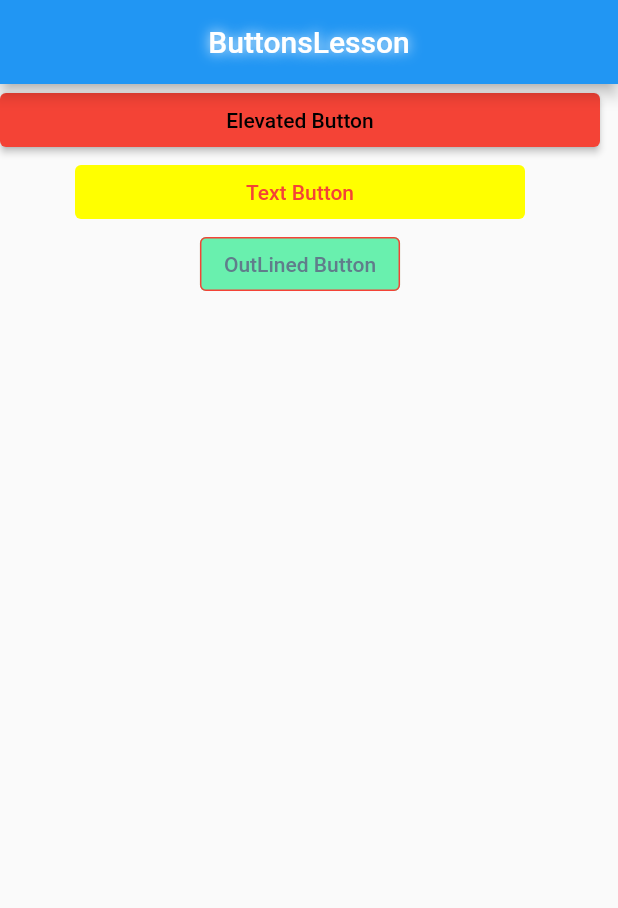
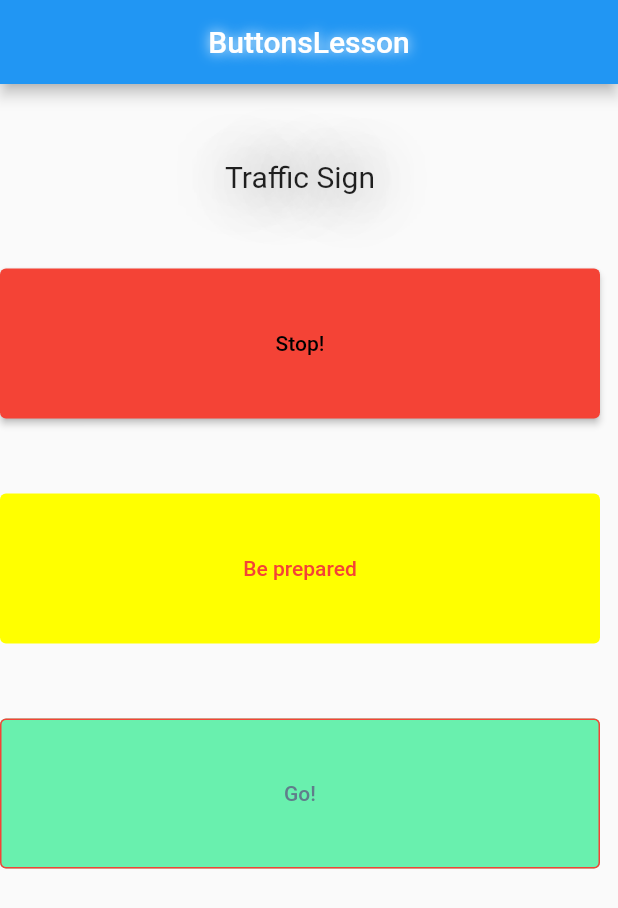
Before and after one commit to abdelazizSalah/LearningDartAndFlutter, a Flutter app: the MainPage screen opened directly, on a phone screen of 412 x 824 dp. Shown: the top 908 px of the screen. Run offline on Flutter 3.47's test engine with Material 2 defaults, Android fonts, the light colour scheme and no system bars.

Commit message:
turning it into traffic sign program

```diff
--- a/first_project/lib/OldButtonsVsNewButtons.dart
+++ b/first_project/lib/OldButtonsVsNewButtons.dart
@@ -25,12 +25,24 @@ class MainPage extends StatelessWidget {
       ),
       body: Column(children: [
         Container(
+            margin: EdgeInsets.only(bottom: 50, top: 50),
+            width: 400,
+            child: Center(
+                child: Text(
+              "Traffic Sign",
+              style: TextStyle(
+                  fontSize: 20,
+                  shadows: [Shadow(blurRadius: 50, color: Colors.black)]),
+            ))),
+        Container(
+          margin: EdgeInsets.only(bottom: 50),
+          height: 100,
           width: 400,
           child: ElevatedButton(
             onPressed: () {
-              print("HelloWorld!");
+              print("Stop!");
             },
-            child: Text("Elevated Button"),
+            child: Text("Stop!"),
             // style: ButtonStyle(
             //   backgroundColor: MaterialStateProperty.all(Colors.red),
             //   foregroundColor: MaterialStateProperty.all(Colors.amber),
@@ -47,12 +59,14 @@ class MainPage extends StatelessWidget {
           /**
            * The primary item here is the text not the background
            */
-          width: 300,
+          height: 100,
+          width: 400,
+          margin: EdgeInsets.only(bottom: 50),
           child: TextButton(
             onPressed: () {
-              print("TextButton!");
+              print("Be prepared!");
             },
-            child: Text("Text Button"),
+            child: Text("Be prepared"),
             // style: ButtonStyle(
             //   backgroundColor: MaterialStateProperty.all(Colors.red),
             //   foregroundColor: MaterialStateProperty.all(Colors.amber),
@@ -69,11 +83,13 @@ class MainPage extends StatelessWidget {
           /**
            * The primary item here is the text not the background
            */
+          width: 400,
+          height: 100,
           child: OutlinedButton(
             onPressed: () {
-              print("OutLinedButton!");
+              print("Go!");
             },
-            child: Text("OutLined Button"),
+            child: Text("Go!"),
             // style: ButtonStyle(
             //   backgroundColor: MaterialStateProperty.all(Colors.red),
             //   foregroundColor: MaterialStateProperty.all(Colors.amber),
```
